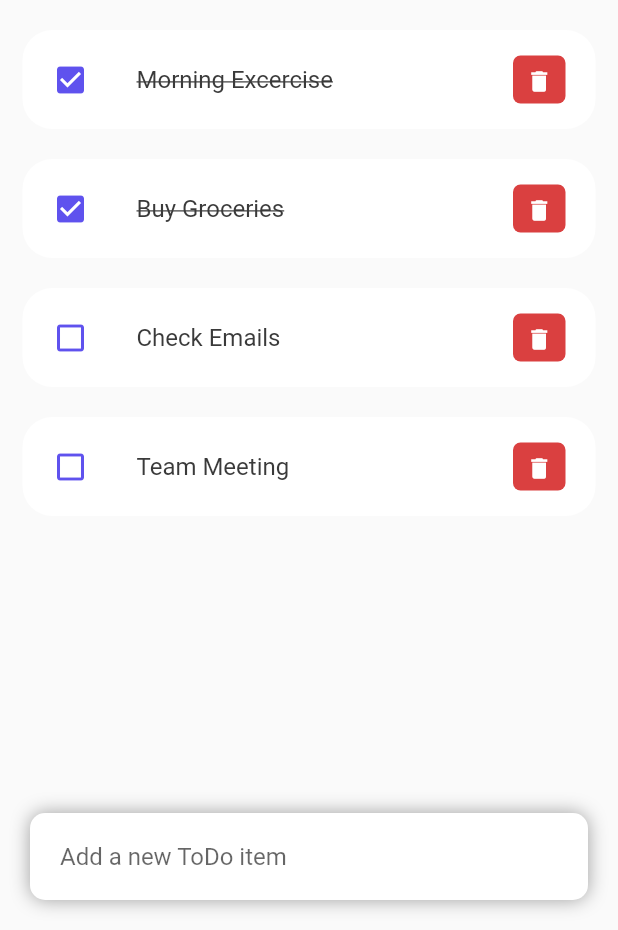
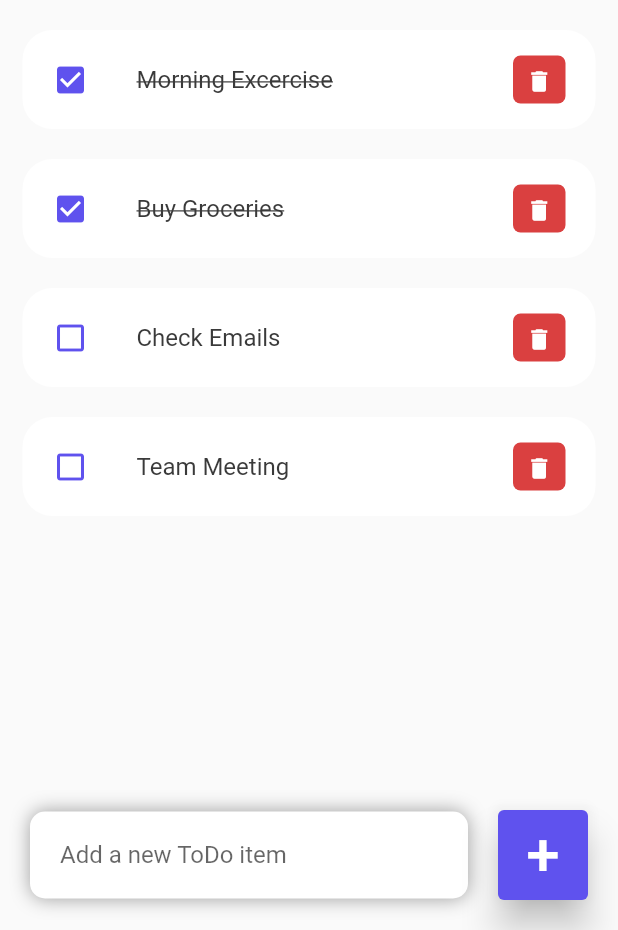
Before and after one commit to iamausafhussain/booktickets, a Flutter app: the screen it shows after launch, on a phone screen of 412 x 824 dp, the part 306-1236 px from its top. Run offline on Flutter 3.47's test engine with Material 2 defaults, Android fonts, the phone set to English and light mode, and no system bars.

Commit message:
todo list item addition

```diff
--- a/lib/screens/home.dart
+++ b/lib/screens/home.dart
@@ -77,6 +77,26 @@ class Home extends StatelessWidget {
                     ),
                   ),
                 ),
+                Container(
+                  margin: EdgeInsets.only(
+                    bottom: 20,
+                    right: 20,
+                  ),
+                  child: ElevatedButton(
+                    child: Text(
+                      "+",
+                      style: TextStyle(
+                        fontSize: 40,
+                      ),
+                    ),
+                    onPressed: () {},
+                    style: ElevatedButton.styleFrom(
+                      primary: tdBlue,
+                      minimumSize: Size(60, 60),
+                      elevation: 10,
+                    ),
+                  ),
+                ),
               ],
             ),
           ),
```
